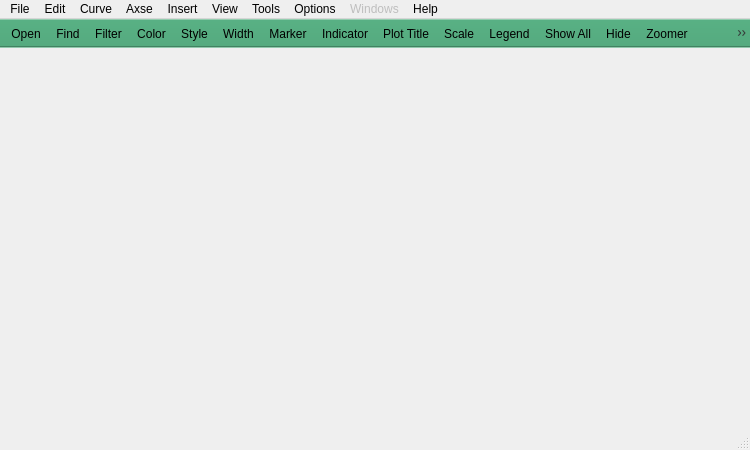
Qt form icurve_v2.0.1/icurve/resource/icurve.ui (Sunfe/icurve) before a commit.
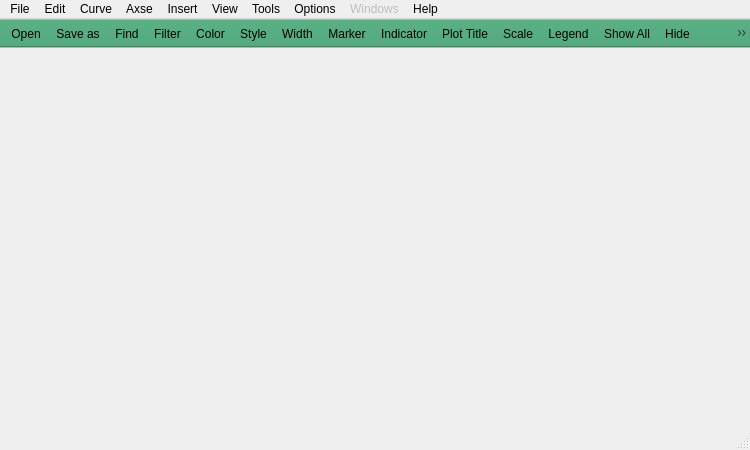
The same form after that commit. Icons and pictures are not drawn.

Diff of the .ui file:
```diff
--- a/icurve_v2.0.1/icurve/resource/icurve.ui
+++ b/icurve_v2.0.1/icurve/resource/icurve.ui
@@ -273,6 +273,7 @@
     <bool>false</bool>
    </attribute>
    <addaction name="actionOpen"/>
+   <addaction name="actionSaveAs"/>
    <addaction name="actionFind"/>
    <addaction name="actionFilter"/>
    <addaction name="actionColor"/>
```
Left out of the diff: 4 changed lines with no effect on the pictures.
